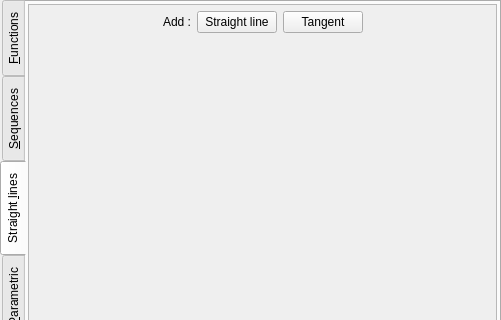
First picture: the form in src/Widgets/mathobjectsinput.ui, repository AdelKS/ZeGrapher, before the edit; both pictures show x 0 to 501 and y 0 to 320 of the 501 by 545 pixel window.
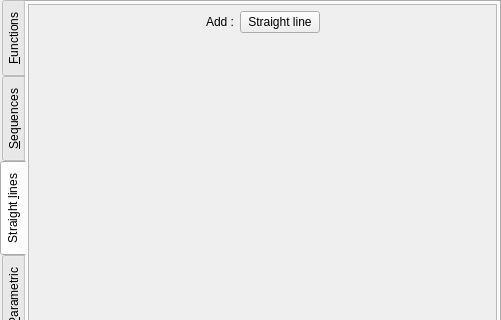
Second picture: the form after the edit. The open tabs and pages were chosen to show the change. Icons and pictures are not drawn.

Commit message:
Remove tangent plotting feature
May be added back later but I doubt it.
Maintenance burden for nothing much

The edit to the form file:
```diff
--- a/src/Widgets/mathobjectsinput.ui
+++ b/src/Widgets/mathobjectsinput.ui
@@ -381,8 +381,8 @@
            <rect>
             <x>0</x>
             <y>0</y>
-            <width>463</width>
-            <height>492</height>
+            <width>462</width>
+            <height>489</height>
            </rect>
           </property>
           <layout class="QVBoxLayout" name="verticalLayout_8">
@@ -411,8 +411,8 @@
                <rect>
                 <x>0</x>
                 <y>0</y>
-                <width>461</width>
-                <height>490</height>
+                <width>462</width>
+                <height>489</height>
                </rect>
               </property>
               <layout class="QVBoxLayout" name="verticalLayout_10">
@@ -473,19 +473,6 @@
                    </property>
                   </widget>
                  </item>
-                 <item>
-                  <widget class="QPushButton" name="addTangent">
-                   <property name="maximumSize">
-                    <size>
-                     <width>16777215</width>
-                     <height>25</height>
-                    </size>
-                   </property>
-                   <property name="text">
-                    <string>Tangent</string>
-                   </property>
-                  </widget>
-                 </item>
                  <item>
                   <spacer name="horizontalSpacer_5">
                    <property name="orientation">
```
Left out of the diff: 84 changed lines with no effect on the pictures. The commit also changes 12 other files.
